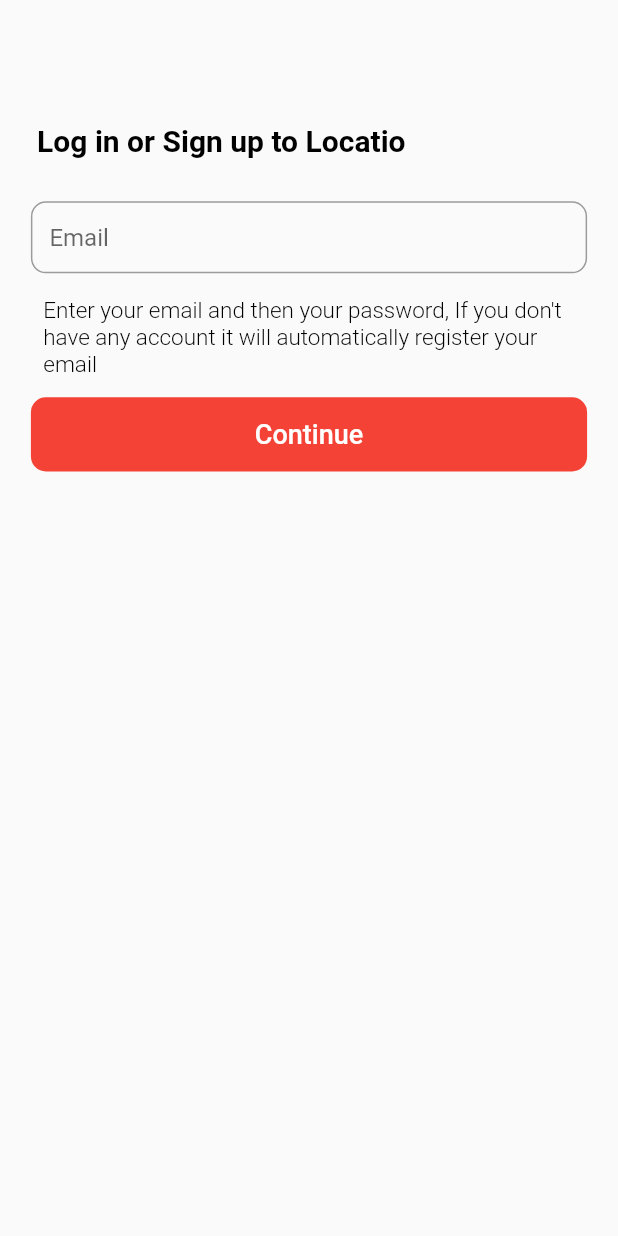
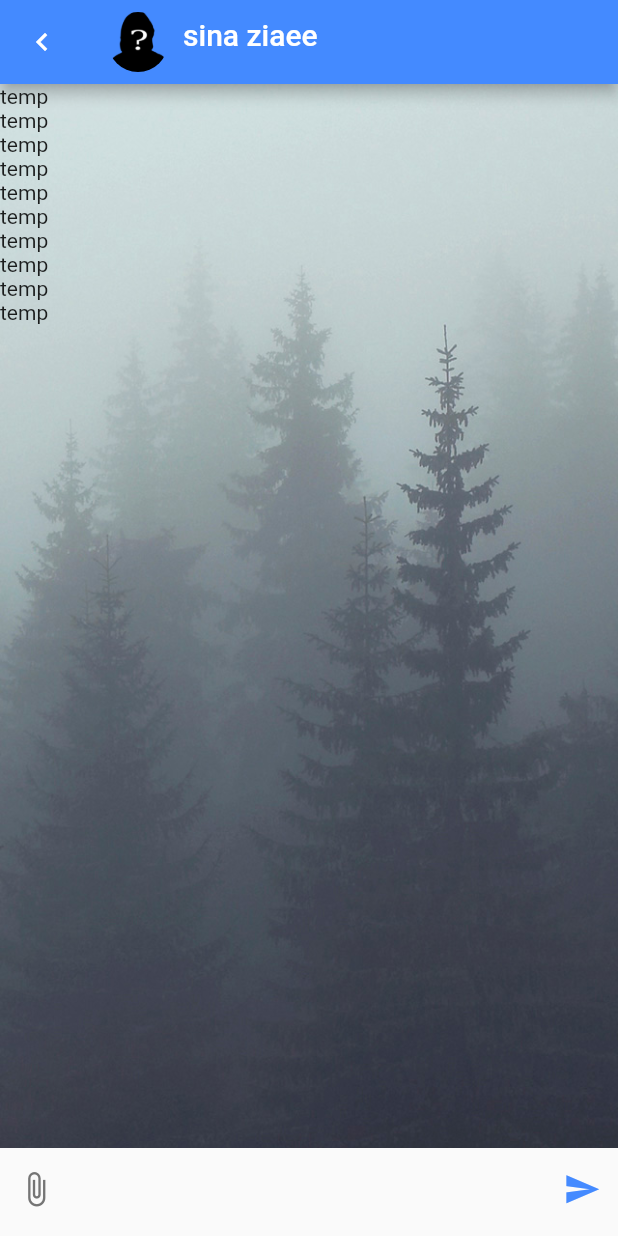
Before and after one commit to sinaziaee/LocatioBooker, a Flutter app: the screen it shows after launch, on a phone screen of 412 x 824 dp. Run offline on Flutter 3.47's test engine with Material 2 defaults, Android fonts, the light colour scheme and no system bars; our stand-ins replace awesome_dialog, convert, csc_picker, dio, dotted_border, file_picker and 9 more; missing offline and left inert: flutter_absolute_path, image_picker_for_web, multi_image_picker, opencage_geocoder, shared_preferences_web; accounts and stored records are empty; network calls fail.

Commit message:
added background-left and right bubbles-chat bubbles in chat screen

```diff
--- a/lib/main.dart
+++ b/lib/main.dart
@@ -1,6 +1,7 @@
 import 'package:flutter/material.dart';
 import 'package:loctio_booker/screens/authentication/sign_up_screen.dart';
 import 'package:loctio_booker/screens/authentication/verification_screen.dart';
+import 'package:loctio_booker/screens/chat/chat_screen.dart';
 import 'package:loctio_booker/screens/home/result_screen.dart';
 import 'package:loctio_booker/screens/profile/profile_screen.dart';
 import 'package:loctio_booker/screens/profile/settings_page.dart';
@@ -11,6 +12,7 @@
 import 'screens/home/search_profile_screen.dart';
 import 'screens/home/search_city_screen.dart';
 import 'screens/detailVilla/detail_villa_screen.dart';
+
 void main() {
   runApp(MyApp());
 }
@@ -20,21 +22,18 @@
   Widget build(BuildContext context) {
     return MaterialApp(
       debugShowCheckedModeBanner: false,
-      initialRoute: LoginScreen.id,
+      initialRoute: ChatScreen.id,
       routes: {
         LoginScreen.id: (context) => LoginScreen(),
         HomeScreen.id: (context) => HomeScreen(),
         SignUpScreen.id: (context) => SignUpScreen(),
         VerificationScreen.id: (context) => VerificationScreen(),
-        SettingsPage.id : (context) => SettingsPage(),
-        ProfileScreen.id : (context) => ProfileScreen(),
-        PersonalInformation.id : (context) => PersonalInformation(),
-        termsAggrements.id : (context) => termsAggrements(),
+        SettingsPage.id: (context) => SettingsPage(),
+        ProfileScreen.id: (context) => ProfileScreen(),
+        PersonalInformation.id: (context) => PersonalInformation(),
+        termsAggrements.id: (context) => termsAggrements(),
         SearchProfileScreen.id: (context) => SearchProfileScreen(),
-        // DetailVillaScreen.id: (context) => DetailVillaScreen(),
-        // ResultScreen.id: (context) => ResultScreen(),
-        // HostingScreen.id: (context) => HostingScreen(),
-        // SearchSpaceScreen.id: (context) => SearchSpaceScreen(null),
+        ChatScreen.id: (context) => ChatScreen(),
       },
     );
   }
--- a/lib/models/user.dart
+++ b/lib/models/user.dart
@@ -14,6 +14,8 @@
       filename,
       gender;
 
+  int userId;
+
   User(
       {this.firstName,
       this.lastName,
@@ -26,7 +28,8 @@
       this.token,
       this.nationalCode,
       this.image,
-      this.gender});
+        this.userId,
+      this.gender,});
 
   User.fromJson(Map<String, dynamic> json) {
     firstName = json['first_name'];
@@ -41,6 +44,7 @@
     image = json['image'];
     filename = json['filename'];
     bio = json['bio'];
+    userId = json['user_id'];
     gender = json['gender'];
   }
 
@@ -58,6 +62,9 @@
     final Map<String, dynamic> data = new Map<String, dynamic>();
     if (this.firstName != null && this.firstName.length != 0) {
       data['first_name'] = this.firstName;
+    }
+    if (this.userId != null) {
+      data['user_id'] = this.userId;
     }
     if (this.lastName != null && this.lastName.length != 0) {
       data['last_name'] = this.lastName;
--- a/lib/screens/chat/chat_screen.dart
+++ b/lib/screens/chat/chat_screen.dart
@@ -1,13 +1,76 @@
-import 'package:flutter/cupertino.dart';
+import 'package:loctio_booker/screens/chat/components/chat_message_text_field.dart';
+import 'package:loctio_booker/static_methods.dart';
+import 'package:web_socket_channel/web_socket_channel.dart';
+import 'package:flutter/material.dart';
+import 'dart:convert' as convert;
+
+import 'components/message_bubbles.dart';
 
 class ChatScreen extends StatefulWidget {
+  static String id = 'chat_screen';
+
+  ChatScreen();
+
   @override
   _ChatScreenState createState() => _ChatScreenState();
 }
 
 class _ChatScreenState extends State<ChatScreen> {
+  final TextEditingController _controller = TextEditingController();
+  final _channel = WebSocketChannel.connect(
+    // Uri.parse('wss://echo.websocket.org'),
+    Uri.parse('ws://192.168.43.126:8000/ws/api/chat/1/'),
+  );
+  FocusNode focusNode;
+  String imageUrl = '', name;
+  Size size;
+
   @override
   Widget build(BuildContext context) {
-    return Container();
+    focusNode = FocusScope.of(context);
+    name = name ?? 'sina ziaee';
+    size = MediaQuery.of(context).size;
+    return Scaffold(
+      appBar: StaticMethods.chatAppbar(context, imageUrl, name),
+      body: Column(
+        crossAxisAlignment: CrossAxisAlignment.start,
+        children: <Widget>[
+          MessageBubbles(),
+          ChatMessageTextField(
+            node: focusNode,
+          ),
+        ],
+      ),
+    );
+  }
+
+  void _sendMessage() {
+    print('sent');
+    Map map = Map();
+    map['type'] = 'fetch_a';
+    map['message'] = 'This is test';
+    map['user'] = 'sina';
+    // map['chatroom_id'] = 'test';
+    // map['type'] = 'create_message';
+    var json = convert.json.encode(map);
+    _channel.sink.add(json);
+    // if (_controller.text.isNotEmpty) {
+    //   // _channel.sink.add(_controller.text);
+    //   // _channel.sink.add(_controller.text);
+    //   _channel.sink.add(json);
+    // }
+  }
+
+  @override
+  void dispose() {
+    _channel.sink.close();
+    super.dispose();
   }
 }
+
+// StreamBuilder(
+// stream: _channel.stream,
+// builder: (context, snapshot) {
+// return Text(snapshot.hasData ? '${snapshot.data}' : '');
+// },
+// )
--- /dev/null
+++ b/lib/screens/chat/components/chat_bubble.dart
@@ -0,0 +1,9 @@
+import 'package:flutter/material.dart';
+
+class ChatBubble extends StatelessWidget {
+
+  @override
+  Widget build(BuildContext context) {
+    return Container();
+  }
+}
--- /dev/null
+++ b/lib/screens/chat/components/chat_message_text_field.dart
@@ -0,0 +1,78 @@
+import 'package:flutter/material.dart';
+import 'package:loctio_booker/constants.dart';
+
+class ChatMessageTextField extends StatefulWidget {
+
+  final FocusNode node;
+
+  ChatMessageTextField({this.node});
+
+  @override
+  _ChatMessageTextFieldState createState() => _ChatMessageTextFieldState();
+}
+
+class _ChatMessageTextFieldState extends State<ChatMessageTextField> {
+  TextEditingController chatController = TextEditingController();
+  double heightFromBottom = 7;
+  @override
+  Widget build(BuildContext context) {
+    return Container(
+      child: Row(
+        crossAxisAlignment: CrossAxisAlignment.end,
+        children: [
+          Column(
+            children: [
+              IconButton(
+                onPressed: () {},
+                icon: Icon(
+                  Icons.attach_file,
+                  color: Colors.grey[600],
+                ),
+                iconSize: 25,
+              ),
+              SizedBox(
+                height: heightFromBottom,
+              ),
+            ],
+          ),
+          Expanded(
+            child: Container(
+              child: TextField(
+                controller: chatController,
+                decoration: InputDecoration(
+                  border: OutlineInputBorder(
+                    borderSide: BorderSide.none,
+                  ),
+                ),
+                // focusNode: widget.node,
+                maxLines: 6,
+                minLines: 1,
+                style: kBody1TextStyle.copyWith(
+                  color: Colors.black,
+                  fontSize: 16,
+                ),
+              ),
+            ),
+          ),
+          Column(
+            children: [
+              IconButton(
+                onPressed: () {
+                  widget.node.unfocus();
+                },
+                iconSize: 25,
+                icon: Icon(
+                  Icons.send,
+                  color: Colors.blueAccent,
+                ),
+              ),
+              SizedBox(
+                height: heightFromBottom,
+              ),
+            ],
+          ),
+        ],
+      ),
+    );
+  }
+}
--- /dev/null
+++ b/lib/screens/chat/components/left_bubble.dart
@@ -0,0 +1,11 @@
+import 'package:flutter/material.dart';
+
+class LeftBubble extends StatelessWidget {
+
+  LeftBubble();
+
+  @override
+  Widget build(BuildContext context) {
+    return Container();
+  }
+}
--- /dev/null
+++ b/lib/screens/chat/components/message_bubbles.dart
@@ -0,0 +1,32 @@
+import 'package:flutter/material.dart';
+
+class MessageBubbles extends StatefulWidget {
+  MessageBubbles();
+
+  @override
+  _MessageBubblesState createState() => _MessageBubblesState();
+}
+
+class _MessageBubblesState extends State<MessageBubbles> {
+  @override
+  Widget build(BuildContext context) {
+    return Expanded(
+      child: Container(
+        decoration: BoxDecoration(
+          image: DecorationImage(
+            image: AssetImage('assets/images/background.jpeg'),
+            fit: BoxFit.cover,
+          ),
+          color: Colors.grey[400],
+        ),
+        padding: EdgeInsets.all(0.0),
+        child: ListView.builder(
+          itemCount: 10,
+          itemBuilder: (context, index) {
+            return Text('temp');
+          },
+        ),
+      ),
+    );
+  }
+}
--- /dev/null
+++ b/lib/screens/chat/components/right_bubble.dart
@@ -0,0 +1,11 @@
+import 'package:flutter/material.dart';
+
+class RightBubble extends StatelessWidget {
+
+  RightBubble();
+
+  @override
+  Widget build(BuildContext context) {
+    return Container();
+  }
+}
--- a/lib/static_methods.dart
+++ b/lib/static_methods.dart
@@ -290,6 +290,39 @@
     return response.results[0].geometry;
   }
 
+  static AppBar chatAppbar(BuildContext context, String imageUrl, String name) {
+    return AppBar(
+      backgroundColor: Colors.blueAccent,
+      leading: IconButton(
+        onPressed: () {
+          Navigator.pop(context);
+        },
+        icon: Icon(Icons.keyboard_arrow_left),
+      ),
+      title: Row(
+        children: [
+          CircleAvatar(
+            backgroundImage: (imageUrl == null && imageUrl.length != 0)
+                ? NetworkImage(imageUrl)
+                : AssetImage('assets/images/unknown_person.png'),
+            backgroundColor: Colors.transparent,
+          ),
+          SizedBox(
+            width: 10,
+          ),
+          Column(
+            children: [
+              Text(name),
+              SizedBox(
+                height: 10,
+              ),
+            ],
+          ),
+        ],
+      ),
+    );
+  }
+
   static PreferredSize myAppBar(String text, BuildContext context, User user, {bool isVisible}) {
     if(isVisible == null){
       isVisible = true;
--- a/pubspec.yaml
+++ b/pubspec.yaml
@@ -47,6 +47,8 @@
   provider: ^5.0.0
   opencage_geocoder: ^1.0.1
   syncfusion_flutter_datepicker: ^19.1.65-beta
+  swipe_to: 0.0.1+8
+  web_socket_channel: ^1.1.0
 
 
 dev_dependencies:
```
Also changed, not shown: assets/images/background.jpeg (added), pubspec.lock, 1 other file.
